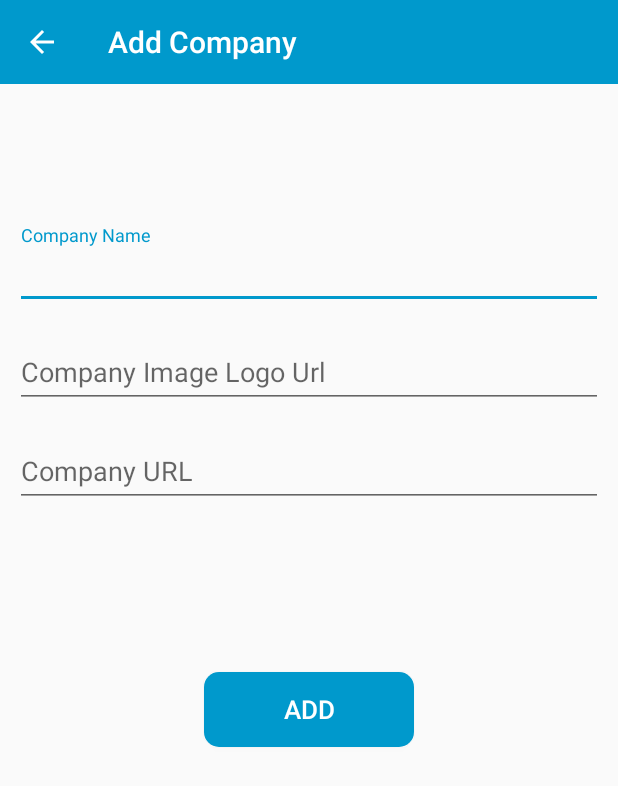
After one commit to nikhiltatpati/CreditPartner, an Android app: the AddCompanyActivity screen opened directly, with no data from a screen before it, on a phone screen of 412 x 824 dp. The commit adds this screen. Shown: the top 786 px of the screen. Run offline under Robolectric (Android 15) with nearby library versions, the phone set to English and light mode, and no system bars; our stand-ins replace Firebase (no records; nobody signed in at launch, a user with empty details on screens opened directly).

Commit message:
companyview

```diff
--- /dev/null
+++ b/app/src/main/java/com/example/creditpartner/Activities/AddCompanyActivity.java
@@ -0,0 +1,87 @@
+package com.example.creditpartner.Activities;
+
+import androidx.appcompat.app.AppCompatActivity;
+import androidx.appcompat.widget.Toolbar;
+
+import android.content.Intent;
+import android.os.Bundle;
+import android.view.View;
+import android.widget.Button;
+import android.widget.ProgressBar;
+
+import com.example.creditpartner.R;
+import com.google.android.material.textfield.TextInputEditText;
+import com.google.android.material.textfield.TextInputLayout;
+import com.google.firebase.database.DatabaseReference;
+import com.google.firebase.database.FirebaseDatabase;
+
+import java.util.HashMap;
+
+public class AddCompanyActivity extends AppCompatActivity {
+
+    private Toolbar mToolbar;
+    private TextInputLayout companyName, companyURL, companyImage;
+    private TextInputEditText name, url, image;
+    private Button addCompanyButton;
+    private String productTitle;
+    private DatabaseReference Ref;
+    private ProgressBar addProgress;
+
+    @Override
+    protected void onCreate(Bundle savedInstanceState) {
+        super.onCreate(savedInstanceState);
+        setContentView(R.layout.activity_add_company);
+
+        Initialize();
+
+        addCompanyButton.setOnClickListener(new View.OnClickListener() {
+            @Override
+            public void onClick(View view) {
+                addProgress.setVisibility(View.VISIBLE);
+
+                HashMap<String, String> hashMap = new HashMap<>();
+                hashMap.put("companyName", name.getText().toString());
+                hashMap.put("companyImage", image.getText().toString());
+                hashMap.put("companyURL", url.getText().toString());
+
+                Ref.child("CompanyList").child(productTitle).push().setValue(hashMap);
+                addProgress.setVisibility(View.INVISIBLE);
+
+                Intent intent = new Intent(AddCompanyActivity.this, ProductDetailActivity.class);
+                startActivity(intent);
+            }
+        });
+
+
+    }
+
+    private void Initialize() {
+
+
+        productTitle = getIntent().getStringExtra("productTitle");
+        addProgress = (ProgressBar)findViewById(R.id.add_company_progressbar);
+        addProgress.setVisibility(View.INVISIBLE);
+
+        SetupToolbar();
+        Ref = FirebaseDatabase.getInstance().getReference();
+        //TextInputLayouts
+        companyName = (TextInputLayout)findViewById(R.id.company_name);
+        companyImage = (TextInputLayout) findViewById(R.id.company_image);
+        companyURL = (TextInputLayout) findViewById(R.id.company_url);
+
+        name = (TextInputEditText) findViewById(R.id.name);
+        image = (TextInputEditText) findViewById(R.id.image);
+        url = (TextInputEditText) findViewById(R.id.url);
+
+        addCompanyButton = (Button)findViewById(R.id.add_company_button);
+
+    }
+
+    private void SetupToolbar() {
+        mToolbar = (Toolbar) findViewById(R.id.add_company_bar);
+        setSupportActionBar(mToolbar);
+        getSupportActionBar().setTitle("Add Company");
+        getSupportActionBar().setDisplayHomeAsUpEnabled(true);
+        getSupportActionBar().setDisplayShowHomeEnabled(true);
+    }
+}
--- /dev/null
+++ b/app/src/main/res/drawable/ic_add_black_24dp.xml
@@ -0,0 +1,5 @@
+<vector android:height="24dp" android:tint="#FFFFFF"
+    android:viewportHeight="24.0" android:viewportWidth="24.0"
+    android:width="24dp" xmlns:android="http://schemas.android.com/apk/res/android">
+    <path android:fillColor="#FF000000" android:pathData="M19,13h-6v6h-2v-6H5v-2h6V5h2v6h6v2z"/>
+</vector>
--- /dev/null
+++ b/app/src/main/res/layout/activity_add_company.xml
@@ -0,0 +1,86 @@
+<?xml version="1.0" encoding="utf-8"?>
+<RelativeLayout xmlns:android="http://schemas.android.com/apk/res/android"
+    xmlns:tools="http://schemas.android.com/tools"
+    android:layout_width="match_parent"
+    android:layout_height="match_parent"
+    tools:context=".Activities.AddCompanyActivity">
+
+
+    <ProgressBar
+        android:id="@+id/add_company_progressbar"
+        android:layout_width="wrap_content"
+        android:layout_height="wrap_content"
+        android:layout_centerInParent="true"/>
+
+    <LinearLayout
+        android:layout_width="match_parent"
+        android:layout_height="match_parent"
+        android:orientation="vertical"
+        >
+
+        <com.google.android.material.textfield.TextInputLayout
+            android:id="@+id/company_name"
+            android:layout_width="match_parent"
+            android:layout_height="wrap_content"
+            android:layout_marginTop="150dp">
+
+            <com.google.android.material.textfield.TextInputEditText
+                android:id="@+id/name"
+                android:layout_width="match_parent"
+                android:layout_height="wrap_content"
+                android:layout_margin="10dp"
+                android:maxLines="1"
+                android:hint="Company Name" />
+
+        </com.google.android.material.textfield.TextInputLayout>
+
+        <com.google.android.material.textfield.TextInputLayout
+            android:id="@+id/company_image"
+            android:layout_width="match_parent"
+            android:layout_height="wrap_content">
+
+            <com.google.android.material.textfield.TextInputEditText
+                android:id="@+id/image"
+                android:layout_width="match_parent"
+                android:layout_height="wrap_content"
+                android:layout_margin="10dp"
+                android:hint="Company Image Logo Url" />
+
+        </com.google.android.material.textfield.TextInputLayout>
+
+        <com.google.android.material.textfield.TextInputLayout
+            android:id="@+id/company_url"
+            android:layout_width="match_parent"
+            android:layout_height="wrap_content">
+
+            <com.google.android.material.textfield.TextInputEditText
+                android:id="@+id/url"
+                android:layout_width="match_parent"
+                android:layout_height="wrap_content"
+                android:layout_margin="10dp"
+                android:hint="Company URL" />
+
+        </com.google.android.material.textfield.TextInputLayout>
+
+
+
+
+        <Button
+            android:id="@+id/add_company_button"
+            android:layout_width="140dp"
+            android:layout_height="50dp"
+            android:background="@drawable/buttons"
+            android:text="Add"
+            android:textColor="@android:color/white"
+            android:layout_gravity="center_horizontal"
+            android:layout_marginTop="100dp"
+            android:textSize="17dp" />
+
+    </LinearLayout>
+
+    <include
+        android:id="@+id/add_company_bar"
+        layout="@layout/app_bar" />
+
+
+</RelativeLayout>
```
Also changed, not shown: app/src/main/AndroidManifest.xml (+9 -6 lines), app/src/main/java/com/example/creditpartner/Activities/CompanyWebsiteActivity.java (+61 -1 lines), app/src/main/java/com/example/creditpartner/Activities/MainActivity.java (+42 -1 lines), app/src/main/java/com/example/creditpartner/Activities/ProductDetailActivity.java (+72 -28 lines), app/src/main/java/com/example/creditpartner/Adapters/CompanyAdapter.java (+17 -19 lines), app/src/main/res/layout/activity_main.xml (+8 -0 lines).
